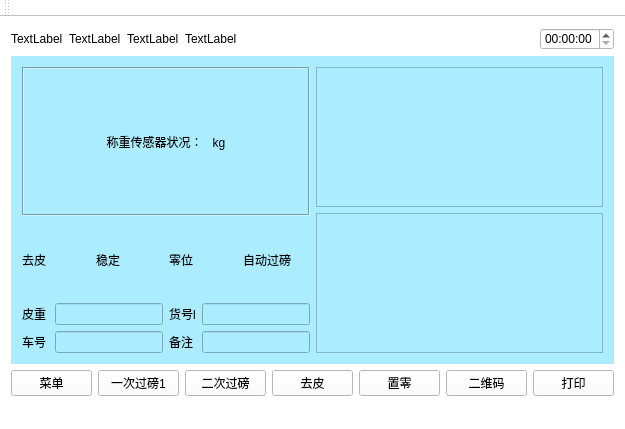
The window that WeighSensor/index.ui (xsw258x2s5w8/WeightSensor) describes before a commit, drawn with Qt 5.
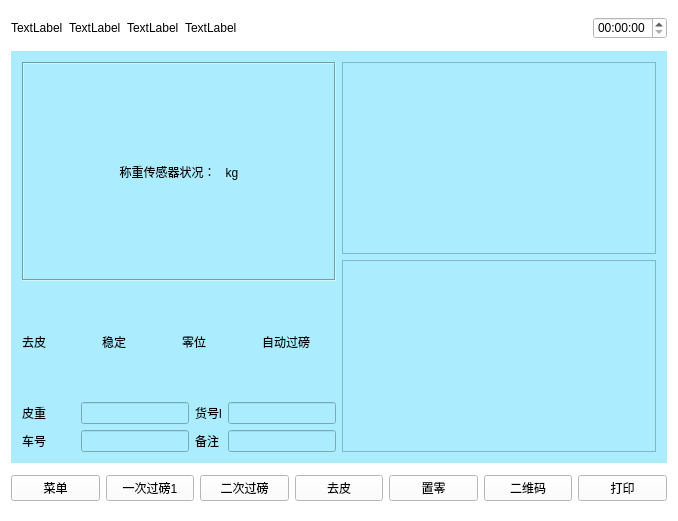
The same window after the commit.

What changed in the file:
```diff
--- a/WeighSensor/index.ui
+++ b/WeighSensor/index.ui
@@ -6,8 +6,8 @@
    <rect>
     <x>0</x>
     <y>0</y>
-    <width>625</width>
-    <height>429</height>
+    <width>678</width>
+    <height>521</height>
    </rect>
   </property>
   <property name="sizePolicy">
@@ -285,15 +285,6 @@
     </item>
    </layout>
   </widget>
-  <widget class="QToolBar" name="mainToolBar">
-   <attribute name="toolBarArea">
-    <enum>TopToolBarArea</enum>
-   </attribute>
-   <attribute name="toolBarBreak">
-    <bool>false</bool>
-   </attribute>
-  </widget>
-  <widget class="QStatusBar" name="statusBar"/>
  </widget>
  <layoutdefault spacing="6" margin="11"/>
  <resources/>
```
Left out of the diff: 2 changed lines with no effect on the pictures.
